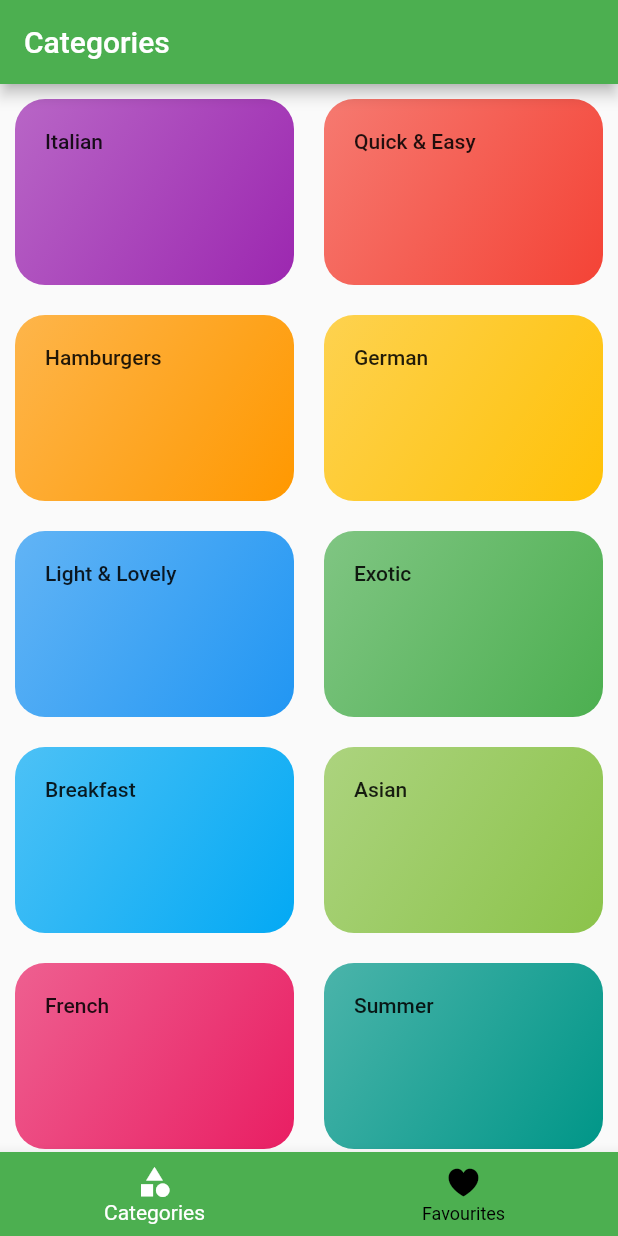
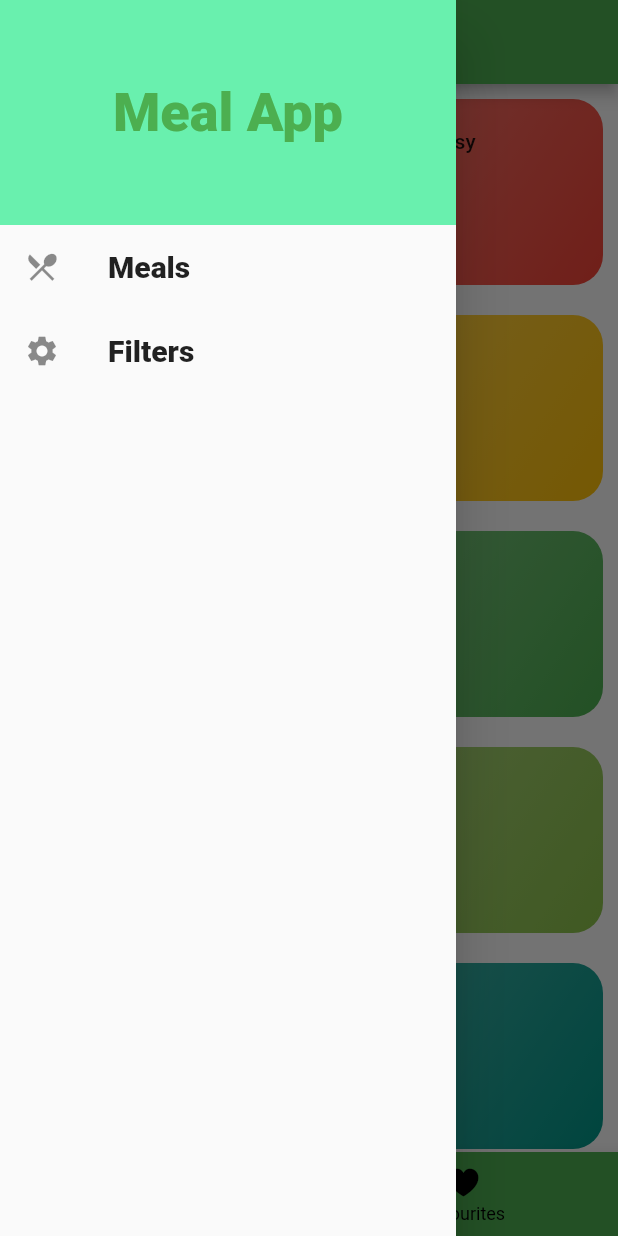
Before and after one commit to Mohamed-Nagdy/Meals-App, a Flutter app: the screen it shows after launch, with the side drawer open (before the commit the screen has no drawer), on a phone screen of 412 x 824 dp. Run offline on Flutter 3.47's test engine with Material 2 defaults, Android fonts, the phone set to English and light mode, and no system bars.

Commit message:
Add the drawer

```diff
--- a/lib/main.dart
+++ b/lib/main.dart
@@ -1,5 +1,6 @@
 import 'package:flutter/material.dart';
 import 'package:meal_app/screens/category_item.dart';
+import 'package:meal_app/screens/filters_screen.dart';
 import 'package:meal_app/screens/main_app_screen.dart';
 import 'package:meal_app/screens/meal_details_screen.dart';
 
@@ -24,7 +25,8 @@ class MyApp extends StatelessWidget {
       ),
       routes: {
         CategoryItem.id: (context) => CategoryItem(),
-        MealDetailsScreen.id: (context) => MealDetailsScreen()
+        MealDetailsScreen.id: (context) => MealDetailsScreen(),
+        FiltersScreen.id: (context) => FiltersScreen()
       },
     );
   }
--- /dev/null
+++ b/lib/screens/filters_screen.dart
@@ -0,0 +1,16 @@
+import 'package:flutter/material.dart';
+import 'package:meal_app/widgets/main_drawer.dart';
+
+class FiltersScreen extends StatelessWidget {
+
+  static final id = '/filtersScreen';
+
+  @override
+  Widget build(BuildContext context) {
+    return Scaffold(
+      appBar: AppBar(title: Text('Filters'),),
+      drawer: MainAppDrawer(),
+      body: Container(child: Text('Filters'),),
+    );
+  }
+}
--- a/lib/screens/main_app_screen.dart
+++ b/lib/screens/main_app_screen.dart
@@ -2,6 +2,7 @@ import 'package:flutter/cupertino.dart';
 import 'package:flutter/material.dart';
 import 'package:meal_app/screens/categories_screen.dart';
 import 'package:meal_app/screens/favourites_screen.dart';
+import 'package:meal_app/widgets/main_drawer.dart';
 
 class MainAppScreen extends StatefulWidget {
   @override
@@ -34,6 +35,7 @@ class _MainAppScreenState extends State<MainAppScreen> {
   Widget build(BuildContext context) {
     return Scaffold(
       appBar: AppBar(title: Text(screensList[index]['title']),),
+      drawer: MainAppDrawer(),
       bottomNavigationBar: BottomNavigationBar(
         items: [
           BottomNavigationBarItem(
--- /dev/null
+++ b/lib/widgets/main_drawer.dart
@@ -0,0 +1,43 @@
+import 'package:flutter/material.dart';
+import 'package:meal_app/screens/filters_screen.dart';
+
+class MainAppDrawer extends StatelessWidget {
+  @override
+  Widget build(BuildContext context) {
+    return Drawer(
+      child: Column(
+        children: [
+          Container(
+            width: double.infinity,
+            height: 150,
+            color: Theme.of(context).accentColor,
+            alignment: Alignment.center,
+            child: Text(
+              'Meal App',
+              style: TextStyle(
+                color: Theme.of(context).primaryColor,
+                fontWeight: FontWeight.w900,
+                fontSize: 36,
+              ),
+            ),
+          ),
+
+          ListTile(
+            onTap: (){
+              Navigator.of(context).pushReplacementNamed('/');
+            },
+            title: Text('Meals', style: TextStyle(fontWeight: FontWeight.w900, fontSize: 20),),
+            leading: Icon(Icons.restaurant_menu),
+          ),
+          ListTile(
+            onTap: (){
+              Navigator.of(context).pushReplacementNamed(FiltersScreen.id);
+            },
+            title: Text('Filters', style: TextStyle(fontWeight: FontWeight.w900, fontSize: 20),),
+            leading: Icon(Icons.settings),
+          ),
+        ],
+      ),
+    );
+  }
+}
```
